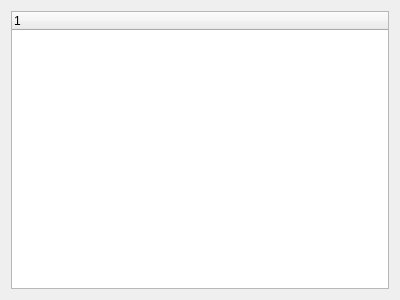
First picture: the form in csingleprealertedit.ui, repository joergpauly/megaroster, before the edit.
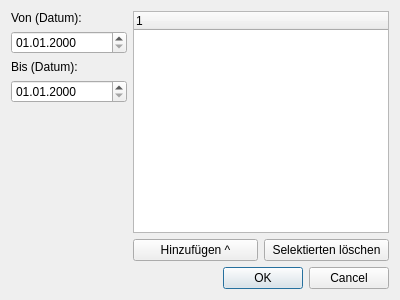
Second picture: the form after the edit.

Commit message: Grund-Implementation con CSinglePrealertEdit. ACHTUNG: Buggy!!!

Patch:
```diff
--- a/csingleprealertedit.ui
+++ b/csingleprealertedit.ui
@@ -17,6 +17,53 @@
    <item>
     <layout class="QHBoxLayout" name="horizontalLayout">
      <item>
+      <layout class="QVBoxLayout" name="verticalLayout_2">
+       <item>
+        <widget class="QLabel" name="label">
+         <property name="text">
+          <string>Von (Datum):</string>
+         </property>
+        </widget>
+       </item>
+       <item>
+        <widget class="QDateEdit" name="dteFrom">
+         <property name="displayFormat">
+          <string>dd.MM.yyyy</string>
+         </property>
+        </widget>
+       </item>
+       <item>
+        <widget class="QLabel" name="label_2">
+         <property name="text">
+          <string>Bis (Datum):</string>
+         </property>
+        </widget>
+       </item>
+       <item>
+        <widget class="QDateEdit" name="dteTo">
+         <property name="displayFormat">
+          <string>dd.MM.yyyy</string>
+         </property>
+        </widget>
+       </item>
+       <item>
+        <spacer name="verticalSpacer">
+         <property name="orientation">
+          <enum>Qt::Vertical</enum>
+         </property>
+         <property name="sizeHint" stdset="0">
+          <size>
+           <width>20</width>
+           <height>40</height>
+          </size>
+         </property>
+        </spacer>
+       </item>
+      </layout>
+     </item>
+     <item>
+      <layout class="QVBoxLayout" name="verticalLayout_3">
+       <item>
       <widget class="QTreeWidget" name="trvDutyTypes">
        <property name="sizePolicy">
         <sizepolicy hsizetype="Preferred" vsizetype="Expanding">
@@ -31,7 +78,34 @@
        </column>
       </widget>
      </item>
-    </layout>
+       <item>
+        <layout class="QHBoxLayout" name="horizontalLayout_2">
+         <item>
+          <widget class="QPushButton" name="cmdNewDuty">
+           <property name="text">
+            <string>Hinzufügen ^</string>
+           </property>
+          </widget>
+         </item>
+         <item>
+          <widget class="QPushButton" name="cmdDelete">
+           <property name="text">
+            <string>Selektierten löschen</string>
+           </property>
+          </widget>
+         </item>
+        </layout>
+       </item>
+      </layout>
+     </item>
+    </layout>
+   </item>
+   <item>
+    <widget class="QDialogButtonBox" name="buttonBox">
+     <property name="standardButtons">
+      <set>QDialogButtonBox::Cancel|QDialogButtonBox::Ok</set>
+     </property>
+    </widget>
    </item>
   </layout>
  </widget>
```
Lines whose indentation alone changed are shown as unchanged. The commit also changes 4 other files.
